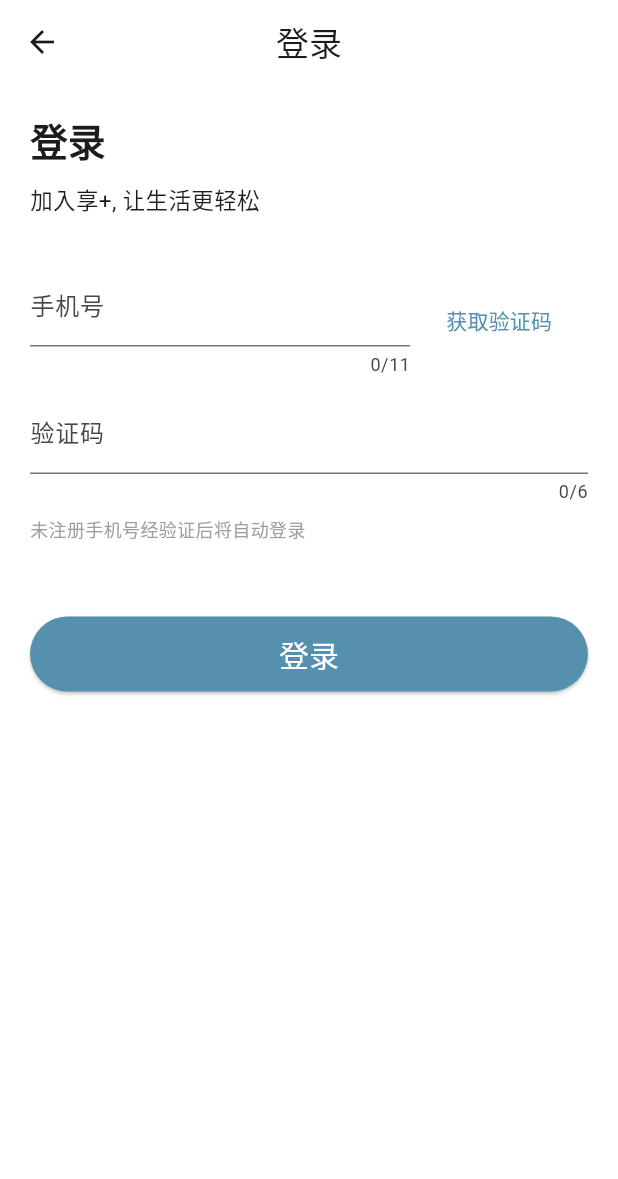
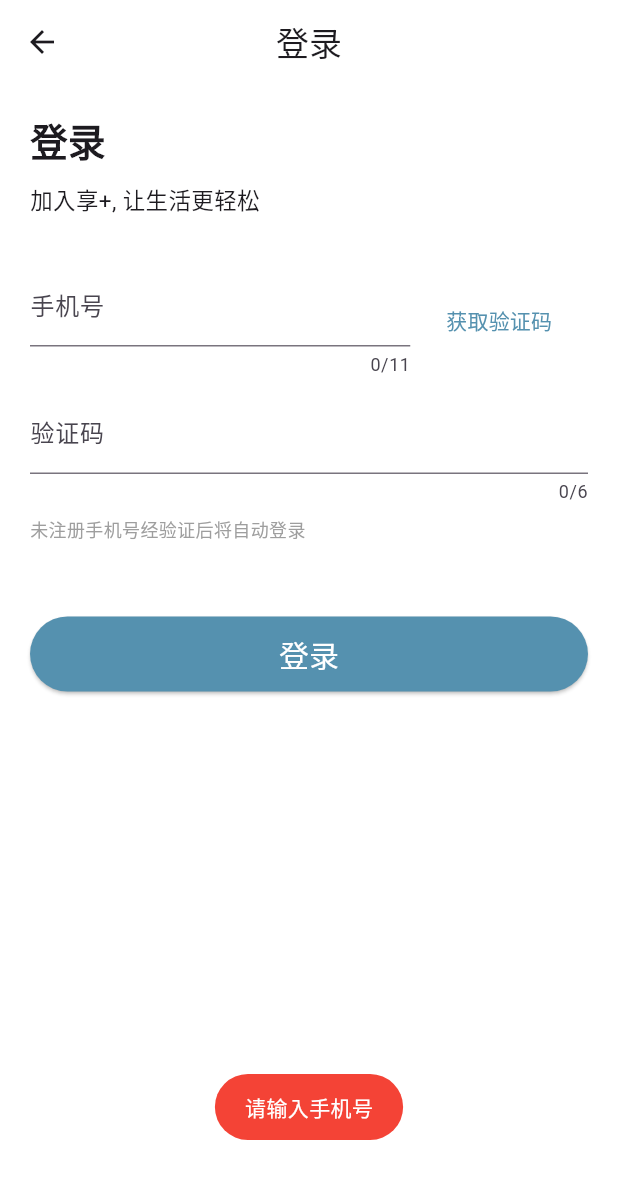
Before and after one commit to 15194481186/test_flutter, a Flutter app: the LoginPage screen opened directly, after a tap on "登录", on a phone screen of 412 x 824 dp. Shown: the top 1179 px of the screen. Run offline on Flutter 3.47's test engine with Material 3 defaults, Android fonts, the phone set to English and light mode, and no system bars; our stand-ins replace dio, flutter_html, fluttertoast, shared_preferences; accounts and stored records are empty; network calls fail.

Commit message:
实现登录业务处理

```diff
--- a/lib/pages/login/index.dart
+++ b/lib/pages/login/index.dart
@@ -2,6 +2,7 @@ import 'dart:async';
 
 import 'package:enjoy_plus_hm/utils/http.dart';
 import 'package:enjoy_plus_hm/utils/toast.dart';
+import 'package:enjoy_plus_hm/utils/token.dart';
 import 'package:flutter/material.dart';
 
 class LoginPage extends StatefulWidget {
@@ -64,18 +65,49 @@ class _LoginPageState extends State<LoginPage> {
     if (res['code'] != 10000) return ToastUtil.showError('获取验证码失败');
 
     // 3.5 把验证码回显到验证码输入框中
-    Future.delayed(const Duration(seconds: 2), (){
+    Future.delayed(const Duration(seconds: 2), () {
       setState(() {
         _codeController.text = res['data']['code'];
       });
     });
   }
 
-  @override
-  void dispose() {
-    _phoneController.dispose();
-    _codeController.dispose();
-    super.dispose();
+  // 4. 登录
+  void _login() async {
+    // 4.1 获取输入框中的值
+    String mobile = _phoneController.text;
+    String code = _codeController.text;
+    // 4.2 对手机号进行校验(非空, 正则)
+    if (mobile.isEmpty) {
+      return ToastUtil.showError('请输入手机号');
+    }
+    RegExp reg = RegExp(r'^1[3-9]\d{9}$');
+    if (!reg.hasMatch(mobile)) {
+      return ToastUtil.showError('请输入合法的手机号');
+    }
+    // 4.3 对验证码进行校验(非空, 正则)
+    if (code.isEmpty) {
+      return ToastUtil.showError('请输入验证码');
+    }
+    RegExp reg1 = RegExp(r'^\d{6}$');
+    if (!reg1.hasMatch(code)) {
+      return ToastUtil.showError('请输入6位数字验证码');
+    }
+    // 4.4 调用登录接口
+    var res = await http.post('/login', data: {
+      'mobile': mobile,
+      'code': code,
+    });
+    if (res['code'] != 10000) return ToastUtil.showError('登录失败');
+    print(res);
+    // 4.5 存储token
+    TokenManager tokenManager =  TokenManager();
+    await tokenManager.saveToken(res['data']['token']);
+    // 4.5 清除定时器
+    _timer?.cancel();
+    // 4.6 返回上一页
+    // ignore: use_build_context_synchronously
+    Navigator.pop(context);
   }
 
   @override
@@ -161,7 +193,9 @@ class _LoginPageState extends State<LoginPage> {
                     backgroundColor: const Color.fromARGB(255, 85, 145, 175),
                     minimumSize: const Size(100, 50),
                   ),
-                  onPressed: () {},
+                  onPressed: () {
+                    _login();
+                  },
                   child: const Text('登录',
                       style: TextStyle(color: Colors.white, fontSize: 20)),
                 ))
```
